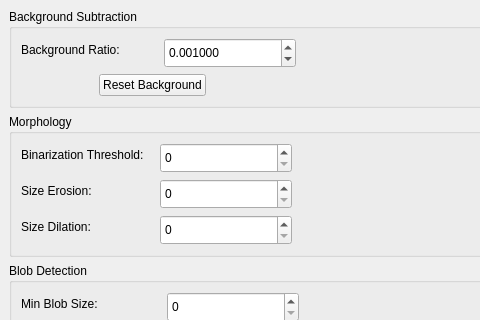
Before: the Qt Designer form Src/View/TrackerParameterView.ui in BioroboticsLab/biotracker_backgroundsubtraction_tracker, drawn with Qt 5; both pictures show x 0 to 480 and y 0 to 320 of the 583 by 782 pixel window.
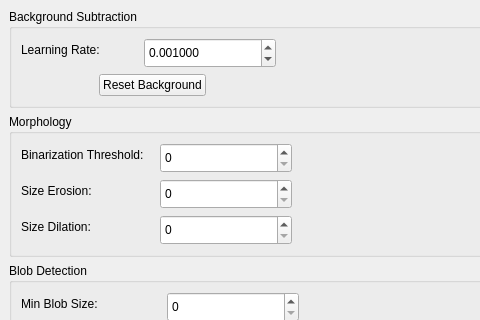
After: the same form once the commit is applied.

Commit message: Rename "background ratio" -> "learning rate"

Patch:
```diff
--- a/Src/View/TrackerParameterView.ui
+++ b/Src/View/TrackerParameterView.ui
@@ -99,7 +99,7 @@
               <item row="0" column="0">
                <widget class="QLabel" name="label_7">
                 <property name="text">
-                 <string>Background Ratio:</string>
+                 <string>Learning Rate:</string>
                 </property>
                </widget>
               </item>
```
Left out of the diff: 2 changed lines with no effect on the pictures. The commit also changes 5 other files.
